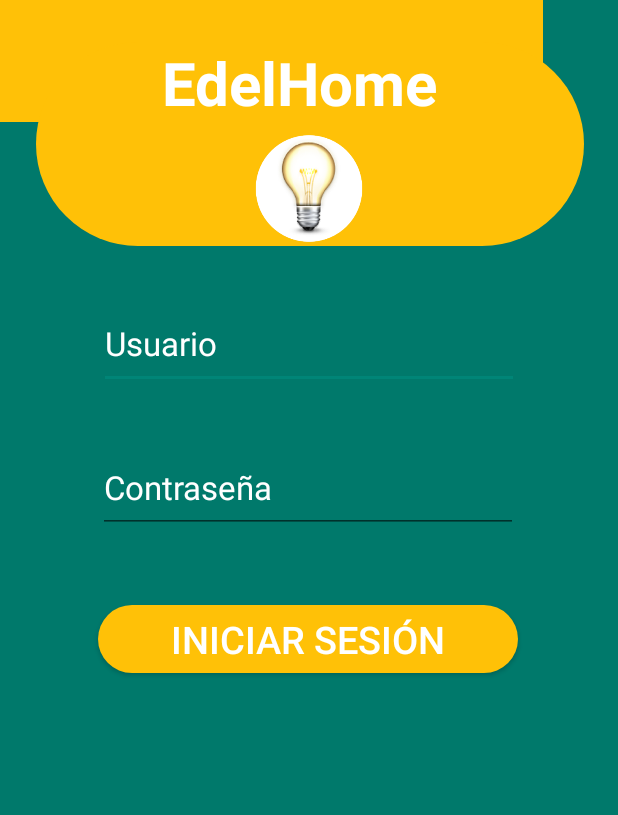
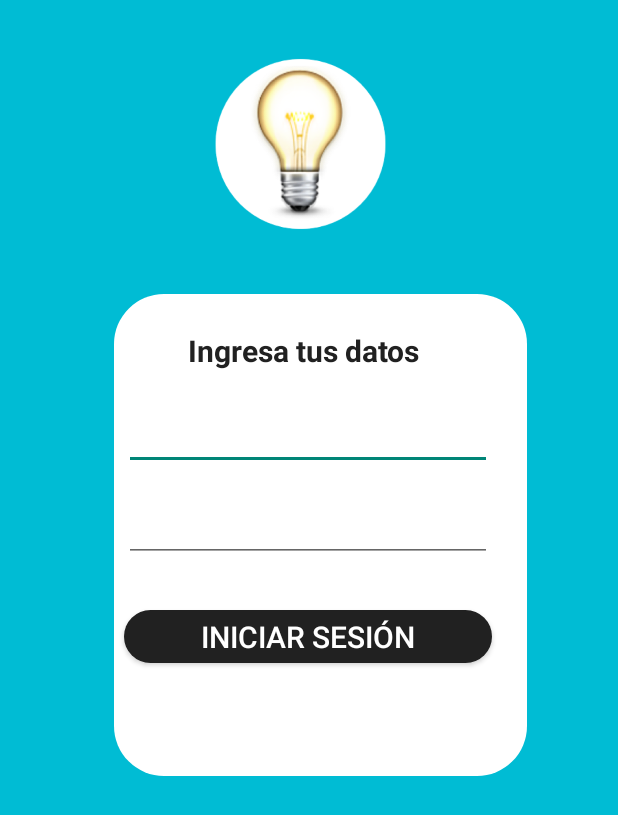
Before and after one commit to FerNanDoAnc/Edel_Home, an Android app: the screen it shows after launch (LoginActivity), on a phone screen of 412 x 824 dp. Shown: the top 815 px of the screen. Run offline under Robolectric (Android 15) with nearby library versions, the phone set to English and light mode, and no system bars.

Commit message:
v2.4 Cambio de login

```diff
--- a/app/src/main/res/drawable/btn.xml
+++ b/app/src/main/res/drawable/btn.xml
@@ -1,7 +1,7 @@
 <?xml version="1.0" encoding="utf-8"?>
 <shape xmlns:android="http://schemas.android.com/apk/res/android" android:shape="rectangle">
 
-    <solid android:color="#FFC107"/>
+    <solid android:color="#212121"/>
 
     <corners android:radius="90px" />
 
--- a/app/src/main/res/layout/activity_login.xml
+++ b/app/src/main/res/layout/activity_login.xml
@@ -4,69 +4,57 @@
     xmlns:tools="http://schemas.android.com/tools"
     android:layout_width="match_parent"
     android:layout_height="match_parent"
-    android:background="#00796B"
+    android:background="#00BCD4"
     tools:context=".LoginActivity">
 
 
     <ImageView
-        android:id="@+id/amarillo1"
-        android:layout_width="362dp"
-        android:layout_height="81dp"
+        android:id="@+id/logo_blanco"
+        android:layout_width="275dp"
+        android:layout_height="321dp"
         android:layout_below="@+id/textView"
         android:layout_centerHorizontal="true"
-        android:background="@drawable/amarillo1"
+        android:layout_marginTop="196dp"
+        android:background="@drawable/blanco"
         app:layout_constraintEnd_toEndOf="parent"
-        app:layout_constraintHorizontal_bias="0.0"
-        app:layout_constraintStart_toStartOf="parent"
-        app:layout_constraintTop_toTopOf="parent" />
-
-    <ImageView
-        android:id="@+id/amarillo"
-        android:layout_width="365dp"
-        android:layout_height="136dp"
-        android:layout_below="@+id/textView"
-        android:layout_centerHorizontal="true"
-        android:layout_marginTop="28dp"
-        android:background="@drawable/amarillo"
-        app:layout_constraintEnd_toEndOf="parent"
-        app:layout_constraintHorizontal_bias="0.52"
+        app:layout_constraintHorizontal_bias="0.557"
         app:layout_constraintStart_toStartOf="parent"
         app:layout_constraintTop_toTopOf="parent" />
 
     <ImageView
         android:id="@+id/imageView"
-        android:layout_width="117dp"
-        android:layout_height="115dp"
+        android:layout_width="247dp"
+        android:layout_height="184dp"
         android:layout_below="@+id/textView"
         android:layout_centerHorizontal="true"
         android:layout_marginStart="32dp"
-        android:layout_marginTop="68dp"
+        android:layout_marginTop="4dp"
         android:layout_marginEnd="32dp"
         android:src="@drawable/foco1"
         app:layout_constraintEnd_toEndOf="parent"
+        app:layout_constraintHorizontal_bias="0.444"
         app:layout_constraintStart_toStartOf="parent"
         app:layout_constraintTop_toTopOf="parent" />
 
     <TextView
         android:id="@+id/textView"
-        android:layout_width="195dp"
-        android:layout_height="53dp"
-        android:layout_marginTop="28dp"
-        android:text="EdelHome"
-        android:textColor="#FFFFFF"
-        android:textSize="40sp"
+        android:layout_width="161dp"
+        android:layout_height="30dp"
+        android:layout_marginTop="32dp"
+        android:text="Ingresa tus datos"
+        android:textColor="#212121"
+        android:textSize="20sp"
         android:textStyle="bold"
         app:layout_constraintEnd_toEndOf="parent"
-        app:layout_constraintHorizontal_bias="0.497"
         app:layout_constraintStart_toStartOf="parent"
-        app:layout_constraintTop_toTopOf="parent" />
+        app:layout_constraintTop_toBottomOf="@+id/imageView" />
 
     <EditText
         android:id="@+id/usuario"
-        android:layout_width="280dp"
-        android:layout_height="60dp"
+        android:layout_width="245dp"
+        android:layout_height="41dp"
         android:layout_marginStart="8dp"
-        android:layout_marginTop="16dp"
+        android:layout_marginTop="84dp"
         android:layout_marginEnd="8dp"
         android:ems="10"
         android:hint="Usuario"
@@ -75,14 +63,15 @@
         android:textColorHint="#FFFFFF"
         android:textSize="22dp"
         app:layout_constraintEnd_toEndOf="parent"
+        app:layout_constraintHorizontal_bias="0.494"
         app:layout_constraintStart_toStartOf="parent"
         app:layout_constraintTop_toBottomOf="@+id/imageView" />
 
     <EditText
         android:id="@+id/clave"
-        android:layout_width="280dp"
-        android:layout_height="60dp"
-        android:layout_marginTop="36dp"
+        android:layout_width="245dp"
+        android:layout_height="45dp"
+        android:layout_marginTop="16dp"
         android:ems="10"
         android:hint="Contraseña"
         android:inputType="textPassword"
@@ -90,21 +79,20 @@
         android:textColorHint="#FFFFFF"
         android:textSize="22dp"
         app:layout_constraintEnd_toEndOf="parent"
-        app:layout_constraintHorizontal_bias="0.493"
+        app:layout_constraintHorizontal_bias="0.495"
         app:layout_constraintStart_toStartOf="parent"
         app:layout_constraintTop_toBottomOf="@+id/usuario" />
 
     <Button
         android:id="@+id/btn"
-        android:layout_width="280dp"
-
-        android:layout_height="45dp"
-        android:layout_marginTop="48dp"
+        android:layout_width="245dp"
+        android:layout_height="35dp"
+        android:layout_marginTop="32dp"
         android:background="@drawable/btn"
         android:onClick="Login"
         android:text="Iniciar sesión"
         android:textColor="#FFFFFF"
-        android:textSize="25dp"
+        android:textSize="20dp"
         app:layout_constraintEnd_toEndOf="parent"
         app:layout_constraintHorizontal_bias="0.495"
         app:layout_constraintStart_toStartOf="parent"
```
